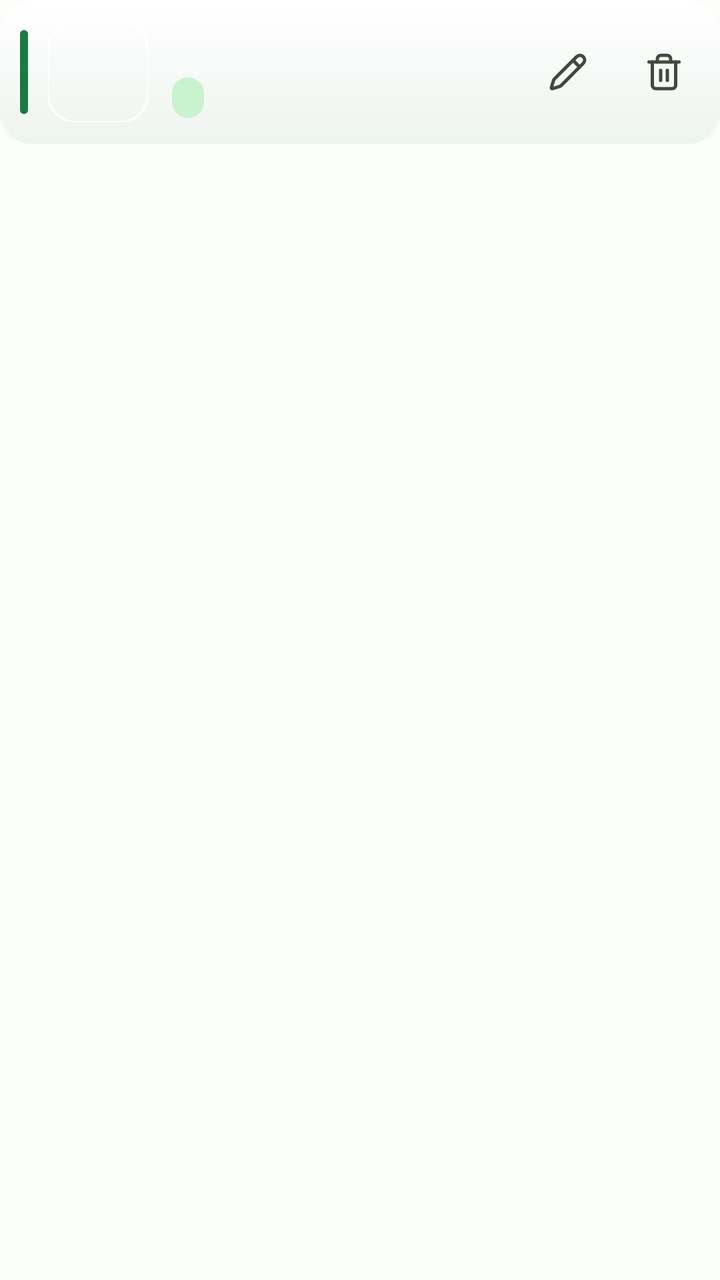
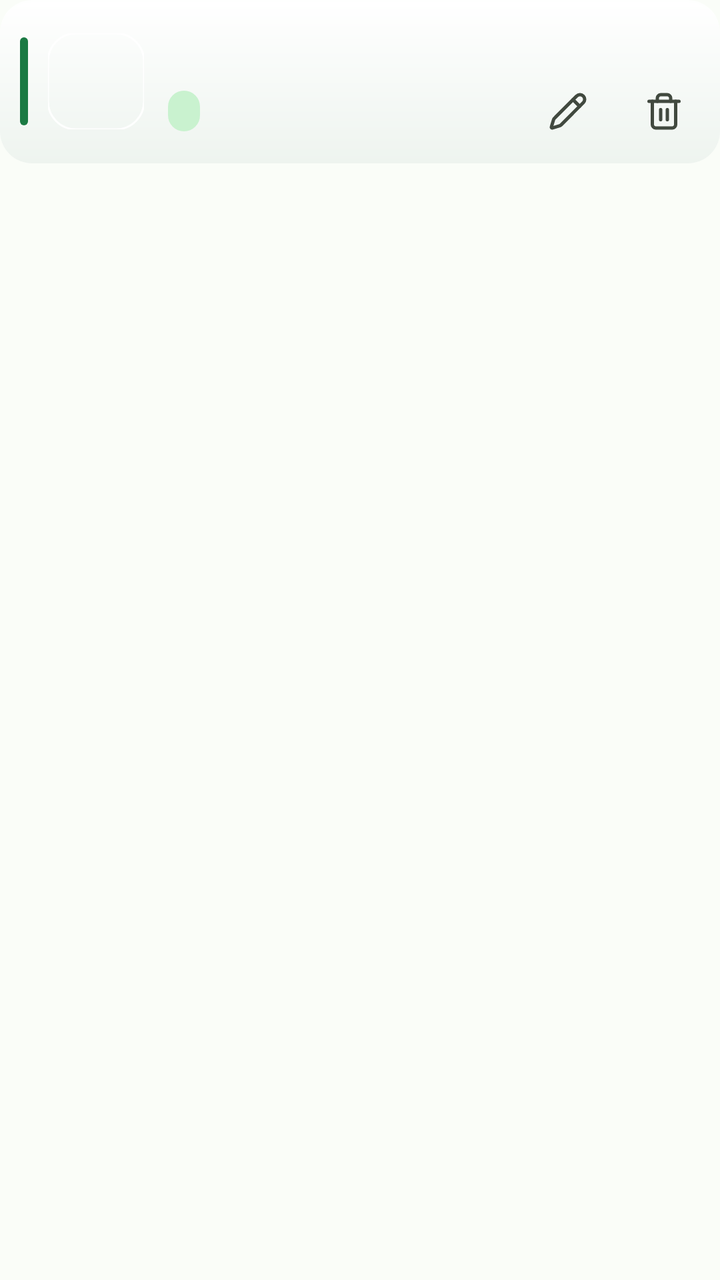

Before-and-after screenshots of an Android layout around one commit, followed by the original layout XML and the change that was made.
<!-- AndroidManifest.xml: application theme Theme.CaloTrack -->
<!-- res/layout/item_food.xml -->
<?xml version="1.0" encoding="utf-8"?>
<com.google.android.material.card.MaterialCardView xmlns:android="http://schemas.android.com/apk/res/android"
    xmlns:app="http://schemas.android.com/apk/res-auto"
    android:layout_width="match_parent"
    android:layout_height="wrap_content"
    android:layout_marginBottom="@dimen/space_8"
    android:clickable="true"
    android:focusable="true"
    android:stateListAnimator="@animator/uiverse_press_card"
    app:cardBackgroundColor="@android:color/transparent"
    app:cardCornerRadius="@dimen/radius_card"
    app:cardElevation="0dp"
    app:strokeWidth="0dp">

    <LinearLayout
        android:layout_width="match_parent"
        android:layout_height="wrap_content"
        android:background="@drawable/bg_card_surface"
        android:gravity="center_vertical"
        android:minHeight="72dp"
        android:orientation="horizontal"
        android:paddingTop="10dp"
        android:paddingEnd="@dimen/space_4"
        android:paddingBottom="10dp">

        <View
            android:id="@+id/view_food_cat_accent"
            android:layout_width="4dp"
            android:layout_height="42dp"
            android:layout_marginStart="10dp"
            android:background="@drawable/bg_accent_bar" />

        <com.google.android.material.imageview.ShapeableImageView
            android:id="@+id/iv_food_thumb"
            android:layout_width="50dp"
            android:layout_height="50dp"
            android:layout_marginStart="10dp"
            android:importantForAccessibility="no"
            android:scaleType="centerCrop"
            app:shapeAppearanceOverlay="@style/ShapeAppearance.CaloTrack.FoodThumb"
            app:strokeColor="@color/card_rim_top"
            app:strokeWidth="1dp" />

        <LinearLayout
            android:layout_width="0dp"
            android:layout_height="wrap_content"
            android:layout_marginStart="@dimen/space_12"
            android:layout_weight="1"
            android:orientation="vertical">

            <TextView
                android:id="@+id/tv_food_name"
                android:layout_width="match_parent"
                android:layout_height="wrap_content"
                android:ellipsize="end"
                android:maxLines="1"
                android:textAppearance="?attr/textAppearanceTitleMedium"
                android:textColor="?attr/colorOnSurface" />

            <TextView
                android:id="@+id/tv_food_category"
                android:layout_width="wrap_content"
                android:layout_height="wrap_content"
                android:layout_marginTop="4dp"
                android:background="@drawable/bg_tag_pill"
                android:paddingStart="@dimen/space_8"
                android:paddingTop="2dp"
                android:paddingEnd="@dimen/space_8"
                android:paddingBottom="2dp"
                android:textAppearance="?attr/textAppearanceLabelMedium" />
        </LinearLayout>

        <LinearLayout
            android:layout_width="wrap_content"
            android:layout_height="wrap_content"
            android:layout_marginStart="@dimen/space_8"
            android:baselineAligned="true"
            android:orientation="horizontal">

            <TextView
                android:id="@+id/tv_food_calories"
                style="@style/Widget.CaloTrack.Number"
                android:layout_width="wrap_content"
                android:layout_height="wrap_content"
                android:textSize="15sp" />

            <TextView
                android:id="@+id/tv_food_unit"
                android:layout_width="wrap_content"
                android:layout_height="wrap_content"
                android:layout_marginStart="@dimen/space_4"
                android:textAppearance="?attr/textAppearanceBodySmall"
                android:textColor="?attr/colorOnSurfaceVariant" />
        </LinearLayout>

        <com.google.android.material.button.MaterialButton
            android:id="@+id/btn_edit_food"
            style="@style/Widget.CaloTrack.IconButton"
            android:layout_width="wrap_content"
            android:layout_height="wrap_content"
            android:layout_marginStart="2dp"
            android:contentDescription="@string/edit"
            app:icon="@drawable/ic_edit" />

        <com.google.android.material.button.MaterialButton
            android:id="@+id/btn_delete_food"
            style="@style/Widget.CaloTrack.IconButton"
            android:layout_width="wrap_content"
            android:layout_height="wrap_content"
            android:contentDescription="@string/delete"
            app:icon="@drawable/ic_delete" />
    </LinearLayout>
</com.google.android.material.card.MaterialCardView>
<!-- resources referenced by this layout -->
<resources>
  <color name="card_rim_top">#E6FFFFFF</color>
  <dimen name="radius_card">16dp</dimen>
  <dimen name="space_12">12dp</dimen>
  <dimen name="space_4">4dp</dimen>
  <dimen name="space_8">8dp</dimen>
  <!-- drawable bg_accent_bar (drawable) -->
  <?xml version="1.0" encoding="utf-8"?>
  <shape xmlns:android="http://schemas.android.com/apk/res/android"
      android:shape="rectangle">
      <corners android:radius="2dp" />
      <solid android:color="?attr/colorPrimary" />
  </shape>
  <!-- drawable bg_card_surface (drawable) -->
  <?xml version="1.0" encoding="utf-8"?>
  <layer-list xmlns:android="http://schemas.android.com/apk/res/android">
      
      <item>
          <shape android:shape="rectangle">
              <corners android:radius="@dimen/radius_card" />
              <solid android:color="@color/card_rim_top" />
          </shape>
      </item>
      
      <item android:top="1dp">
          <shape android:shape="rectangle">
              <corners android:radius="@dimen/radius_card" />
              <gradient
                  android:angle="270"
                  android:endColor="@color/card_grad_bottom"
                  android:startColor="@color/card_grad_top"
                  android:type="linear" />
          </shape>
      </item>
  </layer-list>
  <!-- drawable bg_tag_pill (drawable) -->
  <?xml version="1.0" encoding="utf-8"?>
  <shape xmlns:android="http://schemas.android.com/apk/res/android"
      android:shape="rectangle">
      <corners android:radius="999dp" />
      <solid android:color="?attr/colorPrimaryContainer" />
  </shape>
  <string name="delete">Xóa</string>
  <string name="edit">Sửa</string>
  <style name="ShapeAppearance.CaloTrack.FoodThumb" parent="">
          <item name="cornerFamily">rounded</item>
          <item name="cornerSize">14dp</item>
      </style>
  <style name="Widget.CaloTrack.IconButton" parent="Widget.Material3.Button.IconButton">
          <item name="android:minWidth">@dimen/touch_target</item>
          <item name="android:minHeight">@dimen/touch_target</item>
          <item name="android:insetTop">0dp</item>
          <item name="android:insetBottom">0dp</item>
          <item name="iconSize">20dp</item>
          <item name="iconTint">?attr/colorOnSurfaceVariant</item>
      </style>
  <style name="Widget.CaloTrack.Number" parent="">
          <item name="android:fontFeatureSettings">tnum</item>
          <item name="android:textAppearance">?attr/textAppearanceTitleMedium</item>
          <item name="android:textStyle">bold</item>
          <item name="android:textColor">?attr/colorOnSurface</item>
          <item name="android:singleLine">true</item>
      </style>
  <color name="card_grad_bottom">#EEF4EF</color>
  <color name="card_grad_top">#FFFFFF</color>
  <dimen name="touch_target">48dp</dimen>
  <color name="proto_primary">#1b7a43</color>
  <color name="proto_on_primary">#ffffff</color>
  <color name="proto_primary_container">#c9f2cf</color>
  <color name="proto_on_primary_container">#05421f</color>
  <color name="proto_secondary_container">#d9ece0</color>
  <color name="proto_on_secondary_container">#21363a</color>
  <color name="proto_surface">#fafdf8</color>
  <color name="proto_on_surface">#191c1a</color>
  <color name="proto_surface_variant">#eef2ea</color>
  <color name="proto_on_surface_variant">#41493f</color>
  <color name="proto_surface_container">#f2f5ef</color>
  <color name="proto_surface_container_high">#e9eee5</color>
  <color name="proto_outline">#c7cfc4</color>
  <color name="proto_outline_variant">#e0e6dc</color>
  <color name="proto_error">#ba1a1a</color>
  <color name="proto_error_container">#ffdad6</color>
  <style name="Widget.CaloTrack.BottomNavigationView" parent="Widget.Material3.BottomNavigationView">
          <item name="itemActiveIndicatorStyle">@style/Widget.CaloTrack.BottomNavActiveIndicator</item>
      </style>
  <style name="Widget.CaloTrack.BottomNavActiveIndicator" parent="Widget.Material3.BottomNavigationView.ActiveIndicator">
          <item name="android:color">?attr/colorSecondaryContainer</item>
      </style>
  <!-- unchanged entries left out for length: 3 -->
</resources>

<!-- the commit's change to res/layout/item_food.xml (unified diff, before → after) -->
@@ -17,23 +17,19 @@
         android:layout_height="wrap_content"
         android:background="@drawable/bg_card_surface"
         android:gravity="center_vertical"
-        android:minHeight="72dp"
-        android:orientation="horizontal"
-        android:paddingTop="10dp"
-        android:paddingEnd="@dimen/space_4"
-        android:paddingBottom="10dp">
+        android:orientation="horizontal">
 
         <View
             android:id="@+id/view_food_cat_accent"
             android:layout_width="4dp"
-            android:layout_height="42dp"
+            android:layout_height="44dp"
             android:layout_marginStart="10dp"
             android:background="@drawable/bg_accent_bar" />
 
         <com.google.android.material.imageview.ShapeableImageView
             android:id="@+id/iv_food_thumb"
-            android:layout_width="50dp"
-            android:layout_height="50dp"
+            android:layout_width="48dp"
+            android:layout_height="48dp"
             android:layout_marginStart="10dp"
             android:importantForAccessibility="no"
             android:scaleType="centerCrop"
@@ -44,70 +40,87 @@
         <LinearLayout
             android:layout_width="0dp"
             android:layout_height="wrap_content"
-            android:layout_marginStart="@dimen/space_12"
             android:layout_weight="1"
-            android:orientation="vertical">
+            android:orientation="vertical"
+            android:paddingStart="@dimen/space_12"
+            android:paddingTop="10dp"
+            android:paddingEnd="@dimen/space_4"
+            android:paddingBottom="2dp">
 
-            <TextView
-                android:id="@+id/tv_food_name"
+            <LinearLayout
                 android:layout_width="match_parent"
                 android:layout_height="wrap_content"
-                android:ellipsize="end"
-                android:maxLines="1"
-                android:textAppearance="?attr/textAppearanceTitleMedium"
-                android:textColor="?attr/colorOnSurface" />
+                android:baselineAligned="true"
+                android:orientation="horizontal"
+                android:paddingEnd="@dimen/space_12">
 
-            <TextView
-                android:id="@+id/tv_food_category"
-                android:layout_width="wrap_content"
+                <TextView
+                    android:id="@+id/tv_food_name"
+                    android:layout_width="0dp"
+                    android:layout_height="wrap_content"
+                    android:layout_weight="1"
+                    android:ellipsize="end"
+                    android:maxLines="1"
+                    android:textAppearance="?attr/textAppearanceTitleMedium"
+                    android:textColor="?attr/colorOnSurface" />
+
+                <TextView
+                    android:id="@+id/tv_food_calories"
+                    style="@style/Widget.CaloTrack.Number"
+                    android:layout_width="wrap_content"
+                    android:layout_height="wrap_content"
+                    android:layout_marginStart="@dimen/space_8"
+                    android:textSize="15sp" />
+
+                <TextView
+                    android:id="@+id/tv_food_unit"
+                    android:layout_width="wrap_content"
+                    android:layout_height="wrap_content"
+                    android:layout_marginStart="@dimen/space_4"
+                    android:maxLines="1"
+                    android:textAppearance="?attr/textAppearanceBodySmall"
+                    android:textColor="?attr/colorOnSurfaceVariant" />
+            </LinearLayout>
+
+            <LinearLayout
+                android:layout_width="match_parent"
                 android:layout_height="wrap_content"
-                android:layout_marginTop="4dp"
-                android:background="@drawable/bg_tag_pill"
-                android:paddingStart="@dimen/space_8"
-                android:paddingTop="2dp"
-                android:paddingEnd="@dimen/space_8"
-                android:paddingBottom="2dp"
-                android:textAppearance="?attr/textAppearanceLabelMedium" />
+                android:gravity="center_vertical"
+                android:orientation="horizontal">
+
+                <TextView
+                    android:id="@+id/tv_food_category"
+                    android:layout_width="wrap_content"
+                    android:layout_height="wrap_content"
+                    android:background="@drawable/bg_tag_pill"
+                    android:maxLines="1"
+                    android:paddingStart="@dimen/space_8"
+                    android:paddingTop="2dp"
+                    android:paddingEnd="@dimen/space_8"
+                    android:paddingBottom="2dp"
+                    android:textAppearance="?attr/textAppearanceLabelMedium" />
+
+                <Space
+                    android:layout_width="0dp"
+                    android:layout_height="1dp"
+                    android:layout_weight="1" />
+
+                <com.google.android.material.button.MaterialButton
+                    android:id="@+id/btn_edit_food"
+                    style="@style/Widget.CaloTrack.IconButton"
+                    android:layout_width="wrap_content"
+                    android:layout_height="wrap_content"
+                    android:contentDescription="@string/edit"
+                    app:icon="@drawable/ic_edit" />
+
+                <com.google.android.material.button.MaterialButton
+                    android:id="@+id/btn_delete_food"
+                    style="@style/Widget.CaloTrack.IconButton"
+                    android:layout_width="wrap_content"
+                    android:layout_height="wrap_content"
+                    android:contentDescription="@string/delete"
+                    app:icon="@drawable/ic_delete" />
+            </LinearLayout>
         </LinearLayout>
-
-        <LinearLayout
-            android:layout_width="wrap_content"
-            android:layout_height="wrap_content"
-            android:layout_marginStart="@dimen/space_8"
-            android:baselineAligned="true"
-            android:orientation="horizontal">
-
-            <TextView
-                android:id="@+id/tv_food_calories"
-                style="@style/Widget.CaloTrack.Number"
-                android:layout_width="wrap_content"
-                android:layout_height="wrap_content"
-                android:textSize="15sp" />
-
-            <TextView
-                android:id="@+id/tv_food_unit"
-                android:layout_width="wrap_content"
-                android:layout_height="wrap_content"
-                android:layout_marginStart="@dimen/space_4"
-                android:textAppearance="?attr/textAppearanceBodySmall"
-                android:textColor="?attr/colorOnSurfaceVariant" />
-        </LinearLayout>
-
-        <com.google.android.material.button.MaterialButton
-            android:id="@+id/btn_edit_food"
-            style="@style/Widget.CaloTrack.IconButton"
-            android:layout_width="wrap_content"
-            android:layout_height="wrap_content"
-            android:layout_marginStart="2dp"
-            android:contentDescription="@string/edit"
-            app:icon="@drawable/ic_edit" />
-
-        <com.google.android.material.button.MaterialButton
-            android:id="@+id/btn_delete_food"
-            style="@style/Widget.CaloTrack.IconButton"
-            android:layout_width="wrap_content"
-            android:layout_height="wrap_content"
-            android:contentDescription="@string/delete"
-            app:icon="@drawable/ic_delete" />
     </LinearLayout>
 </com.google.android.material.card.MaterialCardView>
